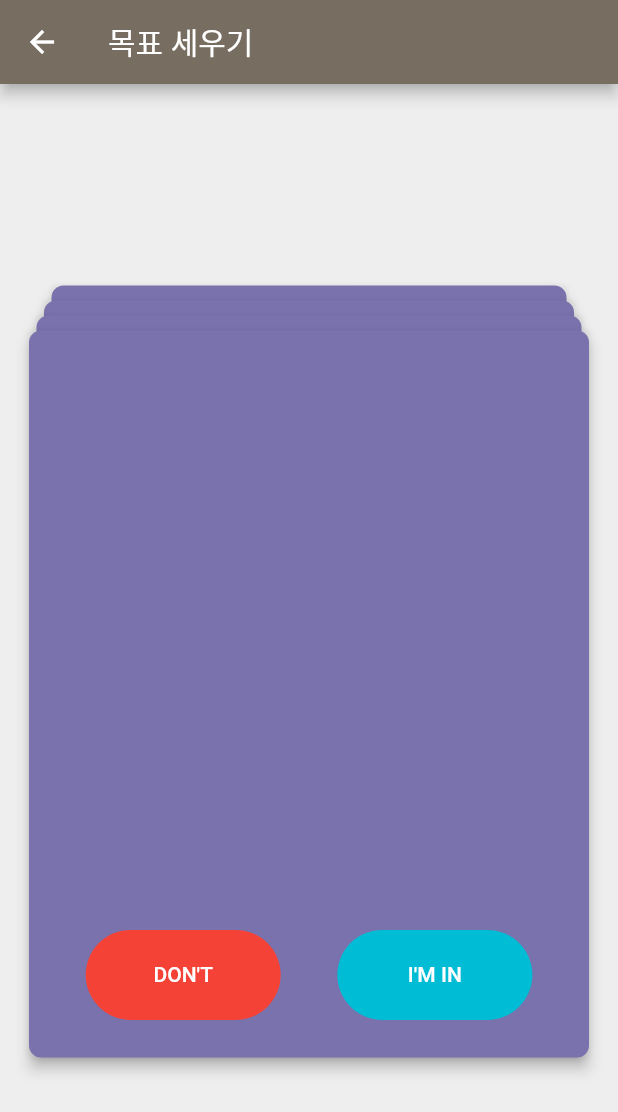
After one commit to jungwonleee/Sell-the-Passion, a Flutter app: the ValidatePage screen opened directly, on a phone screen of 412 x 824 dp. The commit adds this screen. Shown: the top 1112 px of the screen. Run offline on Flutter 3.47's test engine with Material 2 defaults, Android fonts, the phone set to English and light mode, and no system bars; our stand-ins replace firebase_auth, firebase_database, firebase_storage, flutter_money_formatter, google_sign_in, image_picker and 1 more; accounts and stored records are empty; Roboto replaces fonts that are missing (Apple Semibold).

Commit message:
Add validate_page

```diff
--- /dev/null
+++ b/lib/dummy_card_component.dart
@@ -0,0 +1,82 @@
+import 'package:flutter/material.dart';
+
+Positioned cardDemoDummy(
+    double bottom,
+    double right,
+    double left,
+    double cardWidth,
+    double rotation,
+    double skew,
+    BuildContext context) {
+  Size screenSize = MediaQuery.of(context).size;
+  return new Positioned(
+    bottom: 100.0 + bottom,
+    child: new Card(
+      color: Colors.transparent,
+      elevation: 4.0,
+      child: new Container(
+        alignment: Alignment.center,
+        width: screenSize.width / 1.2 + cardWidth,
+        height: screenSize.height / 1.7,
+        decoration: new BoxDecoration(
+          color: new Color.fromRGBO(121, 114, 173, 1.0),
+          borderRadius: new BorderRadius.circular(8.0),
+        ),
+        child: new Column(
+          children: <Widget>[
+            new Container(
+              width: screenSize.width / 1.2 + cardWidth,
+              height: screenSize.height / 2.2,
+              decoration: new BoxDecoration(
+                borderRadius: new BorderRadius.only(
+                    topLeft: new Radius.circular(8.0),
+                    topRight: new Radius.circular(8.0)),
+              ),
+            ),
+            new Container(
+                width: screenSize.width / 1.2 + cardWidth,
+                height: screenSize.height / 1.7 - screenSize.height / 2.2,
+                alignment: Alignment.center,
+                child: new Row(
+                  mainAxisAlignment: MainAxisAlignment.spaceEvenly,
+                  children: <Widget>[
+                    new FlatButton(
+                        padding: new EdgeInsets.all(0.0),
+                        onPressed: () {},
+                        child: new Container(
+                          height: 60.0,
+                          width: 130.0,
+                          alignment: Alignment.center,
+                          decoration: new BoxDecoration(
+                            color: Colors.red,
+                            borderRadius: new BorderRadius.circular(60.0),
+                          ),
+                          child: new Text(
+                            "DON'T",
+                            style: new TextStyle(color: Colors.white),
+                          ),
+                        )),
+                    new FlatButton(
+                        padding: new EdgeInsets.all(0.0),
+                        onPressed: () {},
+                        child: new Container(
+                          height: 60.0,
+                          width: 130.0,
+                          alignment: Alignment.center,
+                          decoration: new BoxDecoration(
+                            color: Colors.cyan,
+                            borderRadius: new BorderRadius.circular(60.0),
+                          ),
+                          child: new Text(
+                            "I'M IN",
+                            style: new TextStyle(color: Colors.white),
+                          ),
+                        ))
+                  ],
+                ))
+          ],
+        ),
+      ),
+    ),
+  );
+}
--- a/lib/notification_page.dart
+++ b/lib/notification_page.dart
@@ -2,6 +2,8 @@ import 'package:flutter/material.dart';
 import 'package:firebase_database/firebase_database.dart';
 import 'package:sell_the_passion/firebase_provider.dart';
 import 'package:provider/provider.dart';
+
+import 'validate_page.dart';
 
 class NotificationPage extends StatefulWidget {
   @override
@@ -36,6 +38,11 @@ class _NotificationPageState extends State<NotificationPage> {
                 leading: Icon(Icons.camera_alt, size : 50.0, color: brown),
                 title: Text(text),
                 subtitle: Text(text),
+                onTap: () {
+                  Navigator.push(context, MaterialPageRoute(builder: (_) {
+                    return ValidatePage();
+                  }));
+                }
               ),
             );
           }
--- /dev/null
+++ b/lib/one_card_component.dart
@@ -0,0 +1,124 @@
+import 'dart:math';
+import 'package:flutter/material.dart';
+
+Positioned cardDemo(
+    int index,
+    double bottom,
+    double right,
+    double left,
+    double cardWidth,
+    double rotation,
+    double skew,
+    BuildContext context,
+    Function dismissImg,
+    int flag,
+    Function addImg,
+    Function swipeRight,
+    Function swipeLeft) {
+  Size screenSize = MediaQuery.of(context).size;
+  return new Positioned(
+    bottom: 100.0 + bottom,
+    right: flag == 0 ? right != 0.0 ? right : null : null,
+    left: flag == 1 ? right != 0.0 ? right : null : null,
+    child: new Dismissible(
+      key: new Key(new Random().toString()),
+      crossAxisEndOffset: -0.3,
+      onDismissed: (DismissDirection direction) {
+        if (direction == DismissDirection.endToStart)
+          dismissImg(index);
+        else
+          addImg(index);
+      },
+      child: new Transform(
+        alignment: flag == 0 ? Alignment.bottomRight : Alignment.bottomLeft,
+        transform: new Matrix4.skewX(skew),
+        child: new RotationTransition(
+          turns: new AlwaysStoppedAnimation(
+              flag == 0 ? rotation / 360 : -rotation / 360),
+          child: new Hero(
+            tag: "img",
+            child: new GestureDetector(
+              onTap: () {
+                return;
+              },
+              child: new Card(
+                color: Colors.transparent,
+                elevation: 4.0,
+                child: new Container(
+                  alignment: Alignment.center,
+                  width: screenSize.width / 1.2 + cardWidth,
+                  height: screenSize.height / 1.7,
+                  decoration: new BoxDecoration(
+                    color: new Color.fromRGBO(121, 114, 173, 1.0),
+                    borderRadius: new BorderRadius.circular(8.0),
+                  ),
+                  child: new Column(
+                    children: <Widget>[
+                      new Container(
+                        width: screenSize.width / 1.2 + cardWidth,
+                        height: screenSize.height / 2.2,
+                        decoration: new BoxDecoration(
+                          borderRadius: new BorderRadius.only(
+                              topLeft: new Radius.circular(8.0),
+                              topRight: new Radius.circular(8.0)),
+                        ),
+                      ),
+                      new Container(
+                          width: screenSize.width / 1.2 + cardWidth,
+                          height:
+                              screenSize.height / 1.7 - screenSize.height / 2.2,
+                          alignment: Alignment.center,
+                          child: new Row(
+                            mainAxisAlignment: MainAxisAlignment.spaceEvenly,
+                            children: <Widget>[
+                              new FlatButton(
+                                  padding: new EdgeInsets.all(0.0),
+                                  onPressed: () {
+                                    swipeLeft();
+                                  },
+                                  child: new Container(
+                                    height: 60.0,
+                                    width: 130.0,
+                                    alignment: Alignment.center,
+                                    decoration: new BoxDecoration(
+                                      color: Colors.red,
+                                      borderRadius:
+                                          new BorderRadius.circular(60.0),
+                                    ),
+                                    child: new Text(
+                                      "DON'T",
+                                      style: new TextStyle(color: Colors.white),
+                                    ),
+                                  )),
+                              new FlatButton(
+                                  padding: new EdgeInsets.all(0.0),
+                                  onPressed: () {
+                                    swipeRight();
+                                  },
+                                  child: new Container(
+                                    height: 60.0,
+                                    width: 130.0,
+                                    alignment: Alignment.center,
+                                    decoration: new BoxDecoration(
+                                      color: Colors.cyan,
+                                      borderRadius:
+                                          new BorderRadius.circular(60.0),
+                                    ),
+                                    child: new Text(
+                                      "I'M IN",
+                                      style: new TextStyle(color: Colors.white),
+                                    ),
+                                  ))
+                            ],
+                          ))
+                    ],
+                  ),
+                ),
+              ),
+            ),
+          ),
+        ),
+      ),
+    ),
+  );
+}
--- /dev/null
+++ b/lib/validate_page.dart
@@ -0,0 +1,172 @@
+import 'dart:async';
+import 'package:provider/provider.dart';
+import 'package:sell_the_passion/goal_provider.dart';
+
+import 'one_card_component.dart';
+import 'dummy_card_component.dart';
+
+//import 'package:animation_exp/PageReveal/page_main.dart';
+import 'package:flutter/material.dart';
+import 'package:flutter/scheduler.dart' show timeDilation;
+
+class ValidatePage extends StatefulWidget {
+  @override
+  ValidatePageState createState() => new ValidatePageState();
+}
+
+class ValidatePageState extends State<ValidatePage> with TickerProviderStateMixin {
+  AnimationController _buttonController;
+  Animation<double> rotate;
+  Animation<double> right;
+  Animation<double> bottom;
+  Animation<double> width;
+  int flag = 0;
+
+  List data = [1, 2, 3, 4];
+  List selectedData = [];
+  void initState() {
+    super.initState();
+
+    _buttonController = new AnimationController(
+        duration: new Duration(milliseconds: 1000), vsync: this);
+
+    rotate = new Tween<double>(
+      begin: -0.0,
+      end: -40.0,
+    ).animate(
+      new CurvedAnimation(
+        parent: _buttonController,
+        curve: Curves.ease,
+      ),
+    );
+    rotate.addListener(() {
+      setState(() {
+        if (rotate.isCompleted) {
+          var i = data.removeLast();
+          data.insert(0, i);
+          _buttonController.reset();
+        }
+      });
+    });
+
+    right = new Tween<double>(
+      begin: 0.0,
+      end: 400.0,
+    ).animate(
+      new CurvedAnimation(
+        parent: _buttonController,
+        curve: Curves.ease,
+      ),
+    );
+    bottom = new Tween<double>(
+      begin: 15.0,
+      end: 100.0,
+    ).animate(
+      new CurvedAnimation(
+        parent: _buttonController,
+        curve: Curves.ease,
+      ),
+    );
+    width = new Tween<double>(
+      begin: 20.0,
+      end: 25.0,
+    ).animate(
+      new CurvedAnimation(
+        parent: _buttonController,
+        curve: Curves.bounceOut,
+      ),
+    );
+  }
+
+  @override
+  void dispose() {
+    _buttonController.dispose();
+    super.dispose();
+  }
+
+  Future<Null> _swipeAnimation() async {
+    try {
+      await _buttonController.forward();
+    } on TickerCanceled {}
+  }
+
+  dismissImg(int index) {
+    setState(() {
+      data.removeAt(index);
+    });
+  }
+
+  addImg(int index) {
+    setState(() {
+      data.removeAt(index);
+      selectedData.add(index);
+    });
+  }
+
+  swipeRight() {
+    if (flag == 0)
+      setState(() {
+        flag = 1;
+      });
+    _swipeAnimation();
+  }
+
+  swipeLeft() {
+    if (flag == 1)
+      setState(() {
+        flag = 0;
+      });
+    _swipeAnimation();
+  }
+
+  @override
+  Widget build(BuildContext context) {
+    timeDilation = 0.4;
+    Goal goal = Provider.of<Goal>(context);
+
+    double initialBottom = 15.0;
+    var dataLength = data.length;
+    double backCardPosition = initialBottom + (dataLength - 1) * 10 + 10;
+    double backCardWidth = -10.0;
+    return Scaffold(
+      backgroundColor: Colors.grey[200],
+      appBar: AppBar(
+        backgroundColor: Theme.of(context).accentColor,
+        title: Text('목표 세우기'),
+      ),
+      body: new Container(
+        alignment: Alignment.center,
+        child: dataLength > 0
+          ? new Stack(
+              alignment: AlignmentDirectional.center,
+              children: data.asMap().entries.map((entry) {
+                int index = entry.key;
+                int item = entry.value;
+                if (data.indexOf(item) == dataLength - 1) {
+                  return cardDemo(
+                    index,
+                    bottom.value,
+                    right.value,
+                    0.0,
+                    backCardWidth + 10,
+                    rotate.value,
+                    rotate.value < -10 ? 0.1 : 0.0,
+                    context,
+                    dismissImg,
+                    flag,
+                    addImg,
+                    swipeRight,
+                    swipeLeft);
+                } else {
+                  backCardPosition = backCardPosition - 10;
+                  backCardWidth = backCardWidth + 10;
+                  return cardDemoDummy(backCardPosition, 0.0, 0.0,
+                    backCardWidth, 0.0, 0.0, context);
+                }
+              }).toList())
+          : new Text("No Event Left",
+              style: new TextStyle(color: Colors.white, fontSize: 50.0)),
+      )
+    );
+  }
+}
```
